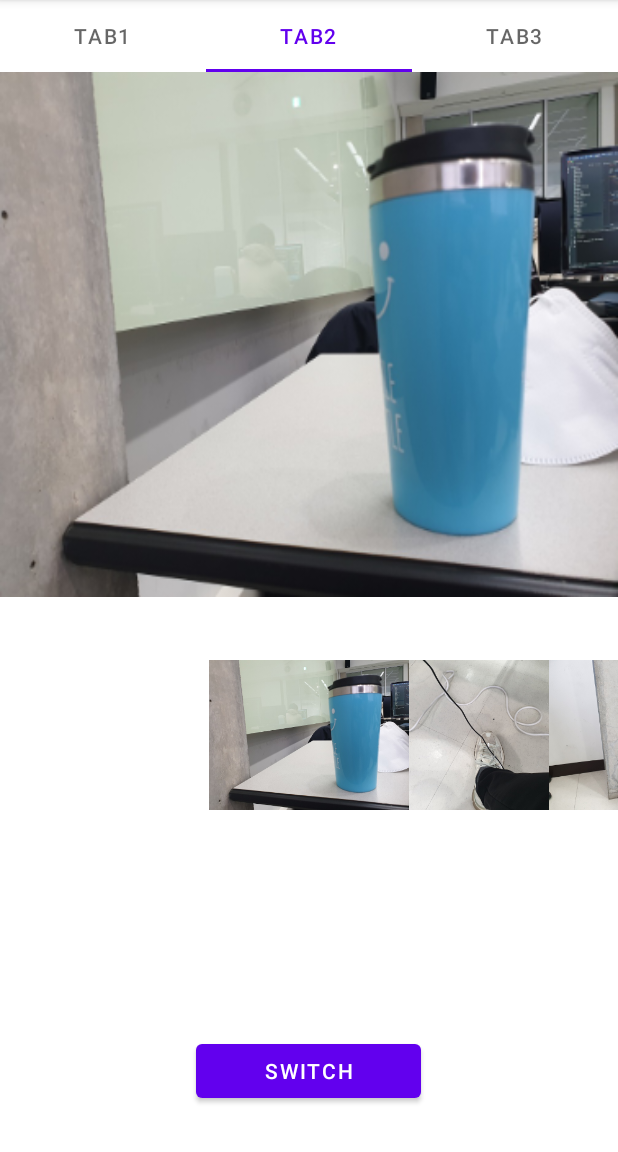
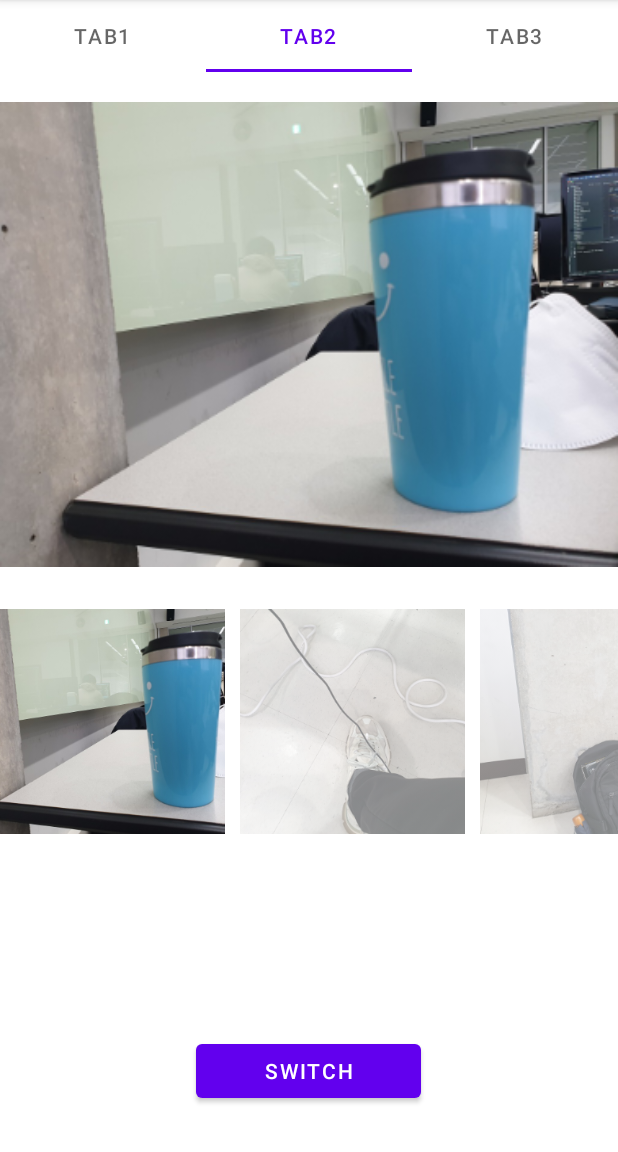
Before and after one commit to Flow-Week01/Project01, an Android app: the screen it shows after launch (MainActivity), tab 2 chosen, on a phone screen of 412 x 824 dp, the part 84-1236 px from its top. Run offline under Robolectric (Android 15) with nearby library versions, the phone set to English and light mode, and no system bars.

Commit message:
Tab2: Horizontal Scroll Implementation

```diff
--- a/app/src/main/java/com/example/project01/Adapter1.java
+++ b/app/src/main/java/com/example/project01/Adapter1.java
@@ -1,6 +1,7 @@
 package com.example.project01;
 
 import android.content.Context;
+import android.media.Image;
 import android.view.View;
 import android.view.ViewGroup;
 import android.widget.BaseAdapter;
@@ -55,7 +56,7 @@ public class Adapter1 extends BaseAdapter {
     public View getView(int position, View convertView, ViewGroup parent) {
         ImageView imageView = new ImageView(mContext);
         imageView.setImageResource(mThumbIds[position]);
-        imageView.setScaleType(ImageView.ScaleType.CENTER_INSIDE);
+        imageView.setScaleType(ImageView.ScaleType.CENTER_CROP);
         imageView.setLayoutParams(new GridView.LayoutParams(200, 200));
         return imageView;
     }
--- a/app/src/main/java/com/example/project01/Adapter2.java
+++ b/app/src/main/java/com/example/project01/Adapter2.java
@@ -8,7 +8,7 @@ import android.widget.Gallery;
 import android.widget.ImageView;
 
 public class Adapter2 extends BaseAdapter {
-
+    // Redundant Class
     private Context context;
     private int[] images;
 
@@ -36,6 +36,7 @@ public class Adapter2 extends BaseAdapter {
         ImageView imageView = new ImageView(context);
         imageView.setImageResource(images[position]);
         imageView.setLayoutParams(new Gallery.LayoutParams(200, 200));
+        imageView.setScaleType(ImageView.ScaleType.CENTER_CROP);
         return imageView;
     }
 }
--- a/app/src/main/java/com/example/project01/GridImage.java
+++ b/app/src/main/java/com/example/project01/GridImage.java
@@ -6,9 +6,7 @@ import android.view.LayoutInflater;
 import android.view.View;
 import android.view.ViewGroup;
 import android.widget.AdapterView;
-import android.widget.Gallery;
 import android.widget.GridView;
-import android.widget.ImageView;
 
 import androidx.fragment.app.Fragment;
 
--- a/app/src/main/java/com/example/project01/SlideImage.java
+++ b/app/src/main/java/com/example/project01/SlideImage.java
@@ -1,18 +1,21 @@
 package com.example.project01;
 
 import android.os.Bundle;
+import android.util.Log;
 import android.view.LayoutInflater;
 import android.view.View;
 import android.view.ViewGroup;
 import android.widget.AdapterView;
-import android.widget.Gallery;
 import android.widget.ImageView;
+import android.widget.LinearLayout;
 
 import androidx.fragment.app.Fragment;
 
-public class SlideImage extends Fragment {
-    Gallery simpleGallery;
-    Adapter2 customGalleryAdapter;
+public class SlideImage extends Fragment implements View.OnClickListener{
+    //Adapter2 customGalleryAdapter;
+    ImageView[] imageView_arr;
+    private int prev_sel_idx;
+    private int cur_sel_idx;
     ImageView selectedImageView;
 
     int[] images = {R.drawable.img1,
@@ -54,20 +57,40 @@ public class SlideImage extends Fragment {
                              Bundle savedInstanceState) {
         // Inflate the layout for this fragment
         View v = inflater.inflate(R.layout.slide_layout, container, false);
+        LinearLayout gallery = v.findViewById(R.id.gallery);
+        selectedImageView = (ImageView) v.findViewById(R.id.selectedImageView);
 
-        simpleGallery = (Gallery) v.findViewById(R.id.simpleGallery);
-        selectedImageView = (ImageView) v.findViewById(R.id.selectedImageView);
-        customGalleryAdapter = new Adapter2(v.getContext(), images);
-        simpleGallery.setAdapter(customGalleryAdapter);
-        selectedImageView.setImageResource(images[0]);
+        imageView_arr = new ImageView[images.length];
+        prev_sel_idx = 0;
+        cur_sel_idx = 0;
 
-        simpleGallery.setOnItemClickListener(new AdapterView.OnItemClickListener() {
-            @Override
-            public void onItemClick(AdapterView<?> parent, View view, int position, long id) {
-                selectedImageView.setImageResource(images[position]);
+        selectedImageView.setImageResource(images[cur_sel_idx]);
+        for(int i = 0; i < images.length; i++) {
+            View view = inflater.inflate(R.layout.item, gallery, false);
+            imageView_arr[i] = view.findViewById(R.id.imageView);
+            imageView_arr[i].setImageResource(images[i]);
+            if(i == cur_sel_idx) {
+                imageView_arr[i].setAlpha(1.0f);
             }
-        });
+            else {
+                imageView_arr[i].setAlpha(0.5f);
+            }
+            imageView_arr[i].setId(i);
+            imageView_arr[i].setOnClickListener(this);
+            // Log.d("=================id_check: ", String.valueOf(imageView_arr[i].getId()));
+
+            gallery.addView(view);
+        }
 
         return v;
     }
+
+    public void onClick(View view){
+        // Log.d("=================id_check: ", String.valueOf(view.getId()));
+        prev_sel_idx = cur_sel_idx;
+        cur_sel_idx = view.getId();
+        imageView_arr[prev_sel_idx].setAlpha(0.5f);
+        imageView_arr[cur_sel_idx].setAlpha(1.0f);
+        selectedImageView.setImageResource(images[cur_sel_idx]);
+    }
 }
--- /dev/null
+++ b/app/src/main/res/layout/item.xml
@@ -0,0 +1,19 @@
+<?xml version="1.0" encoding="utf-8"?>
+
+<LinearLayout
+    xmlns:android="http://schemas.android.com/apk/res/android"
+    xmlns:app="http://schemas.android.com/apk/res-auto"
+    xmlns:tools="http://schemas.android.com/tools"
+    android:layout_width="160dp"
+    android:layout_height="150dp"
+    android:orientation="horizontal"
+    tools:layout_editor_absoluteX="1dp"
+    tools:layout_editor_absoluteY="1dp">
+
+    <ImageView
+        android:id="@+id/imageView"
+        android:layout_width="150dp"
+        android:layout_height="150dp"
+        tools:srcCompat="@tools:sample/avatars"
+        android:scaleType="centerCrop"/>
+</LinearLayout>
--- a/app/src/main/res/layout/slide_layout.xml
+++ b/app/src/main/res/layout/slide_layout.xml
@@ -5,6 +5,7 @@
 
     <LinearLayout xmlns:android="http://schemas.android.com/apk/res/android"
         xmlns:tools="http://schemas.android.com/tools"
+        xmlns:app="http://schemas.android.com/apk/res-auto"
         android:layout_width="match_parent"
         android:layout_height="match_parent"
         android:orientation="vertical"
@@ -14,14 +15,23 @@
             android:id="@+id/selectedImageView"
             android:layout_width="match_parent"
             android:layout_height="350dp"
-            android:scaleType="fitXY" />
+            android:scaleType="fitCenter" />
 
-        <Gallery
-            android:id="@+id/simpleGallery"
-            android:layout_width="fill_parent"
-            android:layout_height="wrap_content"
-            android:layout_marginTop="25dp"
-            android:unselectedAlpha="50" />
+        <HorizontalScrollView
+            android:scrollbars="none"
+            android:layout_marginTop="8dp"
+            android:layout_width="match_parent"
+            android:layout_height="190dp"
+            app:layout_constraintEnd_toEndOf="parent"
+            app:layout_constraintStart_toStartOf="parent"
+            app:layout_constraintTop_toTopOf="parent">
+
+            <LinearLayout
+                android:id="@+id/gallery"
+                android:layout_width="wrap_content"
+                android:layout_height="match_parent"
+                android:orientation="horizontal" />
+        </HorizontalScrollView>
 
     </LinearLayout>
 
```
